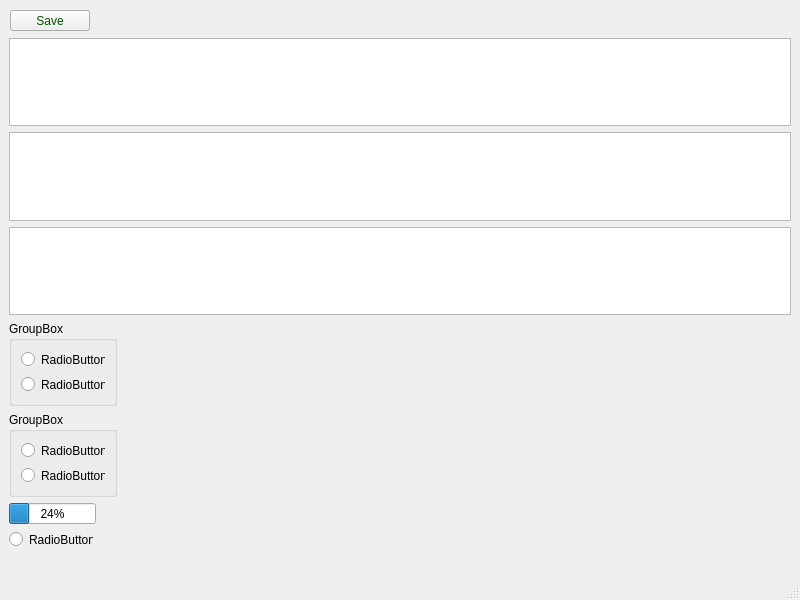
Qt form mainwindow.ui (Mykhailo418/qt) before a commit.
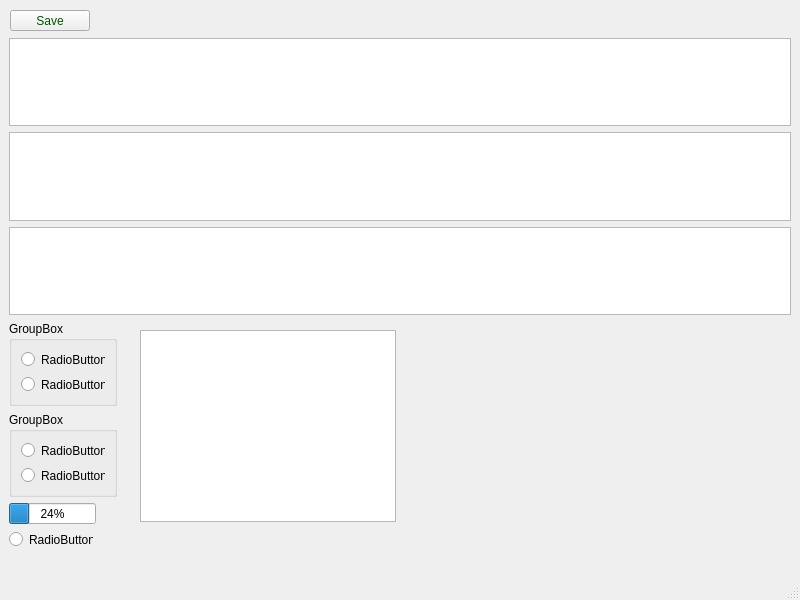
The same form after that commit.

Commit message: view, on click event

```diff
--- a/mainwindow.ui
+++ b/mainwindow.ui
@@ -138,6 +138,16 @@
      </item>
     </layout>
    </widget>
+   <widget class="QTreeView" name="treeView">
+    <property name="geometry">
+     <rect>
+      <x>140</x>
+      <y>330</y>
+      <width>256</width>
+      <height>192</height>
+     </rect>
+    </property>
+   </widget>
    <widget class="QPushButton" name="Save">
     <property name="geometry">
      <rect>
```
The commit also changes 3 other files.
